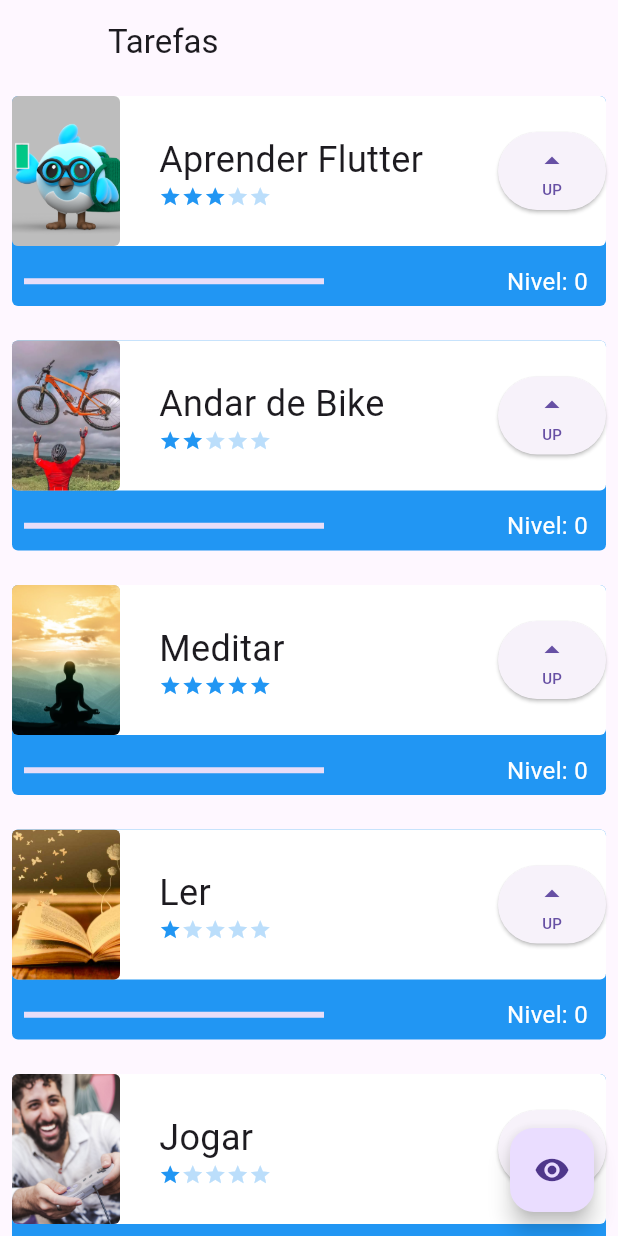
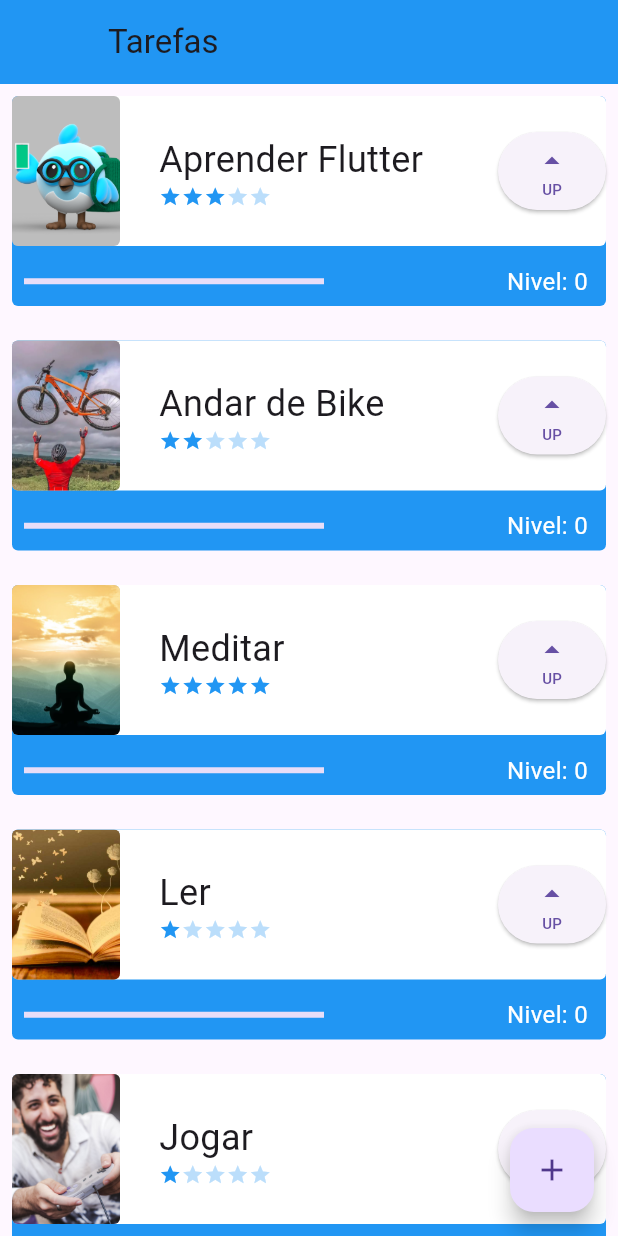
Before and after one commit to Camilla-Alves/tasks, a Flutter app: the InitialScreen screen opened directly, on a phone screen of 412 x 824 dp. Run offline on Flutter 3.47's test engine with Material 3 defaults, Android fonts, the phone set to English and light mode, and no system bars; network calls fail.

Commit message:
added navigation, removed hide animation

```diff
--- a/lib/main.dart
+++ b/lib/main.dart
@@ -17,7 +17,7 @@ class MyApp extends StatelessWidget {
         primarySwatch: Colors.blue,
         useMaterial3: true,
       ),
-      home: const FormScreen(),
+      home: const InitialScreen(),
     );
   }
 }
--- a/lib/screens/form_screen.dart
+++ b/lib/screens/form_screen.dart
@@ -20,6 +20,7 @@ class _FormScreenState extends State<FormScreen> {
       key: _formKey,
       child: Scaffold(
         appBar: AppBar(
+          backgroundColor: Colors.blue,
           title: const Text("Nova Tarefa"),
         ),
         body: Center(
@@ -131,6 +132,7 @@ class _FormScreenState extends State<FormScreen> {
                             content: Text("Salvando nova Tarefa"),
                           ),
                         );
+                        Navigator.pop(context);
                       }
                     },
                     child: Text("Adicionar!"),
--- a/lib/screens/initial_screen.dart
+++ b/lib/screens/initial_screen.dart
@@ -1,5 +1,6 @@
 import 'package:flutter/material.dart';
 import 'package:nosso_primeiro_projeto/components/task.dart';
+import 'package:nosso_primeiro_projeto/screens/form_screen.dart';
 
 class InitialScreen extends StatefulWidget {
   const InitialScreen({super.key});
@@ -9,51 +10,37 @@ class InitialScreen extends StatefulWidget {
 }
 
 class _InitialScreenState extends State<InitialScreen> {
-
-  bool opacidade = true;
-
   @override
   Widget build(BuildContext context) {
     return Scaffold(
       appBar: AppBar(
+        backgroundColor: Colors.blue,
         leading: Container(),
         title: const Text("Tarefas"),
       ),
-      body: AnimatedOpacity(
-        opacity: opacidade ? 1 : 0,
-        duration: const Duration(milliseconds: 1000),
-        child: ListView(
-          scrollDirection: Axis.vertical,
-          children: const [
-            Task(
-                "Aprender Flutter",
-                "assets/images/dash.png",
-                3),
-            Task(
-                "Andar de Bike",
-                "assets/images/bike.webp",
-                2),
-            Task(
-                "Meditar",
-                "assets/images/meditar.jpeg",
-                5),
-            Task(
-                "Ler",
-                "assets/images/livro.jpg",
-                1),
-            Task("Jogar",
-                "assets/images/jogar.jpg", 1),
-            SizedBox(height: 80,)
-          ],
-        ),
+      body: ListView(
+        scrollDirection: Axis.vertical,
+        children: const [
+          Task("Aprender Flutter", "assets/images/dash.png", 3),
+          Task("Andar de Bike", "assets/images/bike.webp", 2),
+          Task("Meditar", "assets/images/meditar.jpeg", 5),
+          Task("Ler", "assets/images/livro.jpg", 1),
+          Task("Jogar", "assets/images/jogar.jpg", 1),
+          SizedBox(
+            height: 80,
+          )
+        ],
       ),
       floatingActionButton: FloatingActionButton(
         onPressed: () {
-          setState(() {
-            opacidade = !opacidade;
-          });
+          Navigator.push(
+            context,
+            MaterialPageRoute(
+              builder: (context) => FormScreen(),
+            ),
+          );
         },
-        child: const Icon(Icons.remove_red_eye),
+        child: const Icon(Icons.add),
       ),
     );
   }
```
